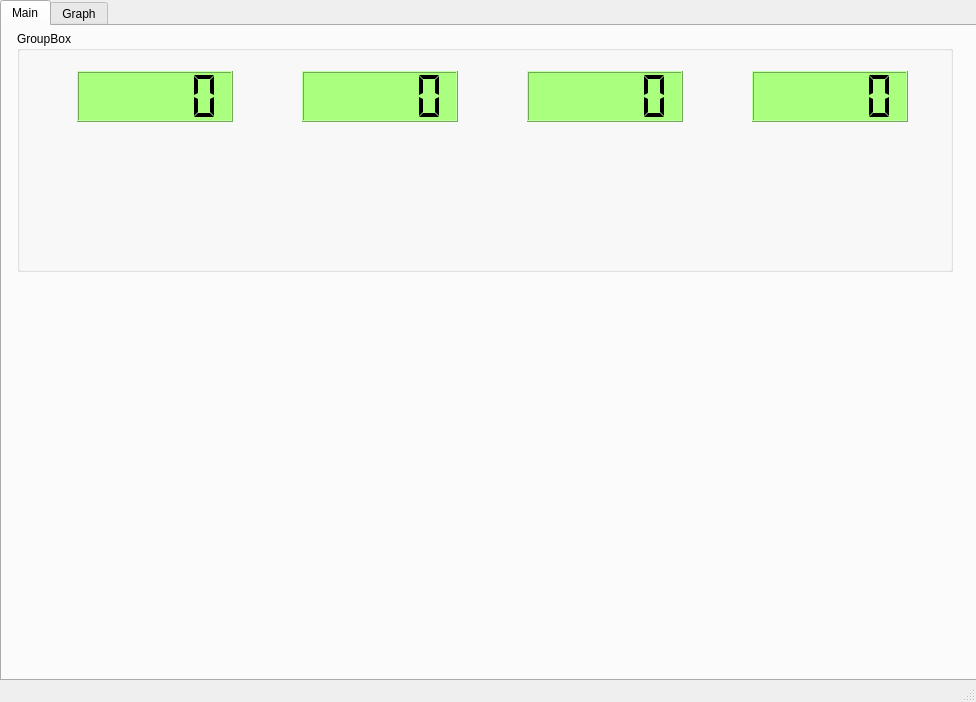
The window that window_view.ui (11110110011/QuadPoleUI) describes before a commit, drawn with Qt 5.
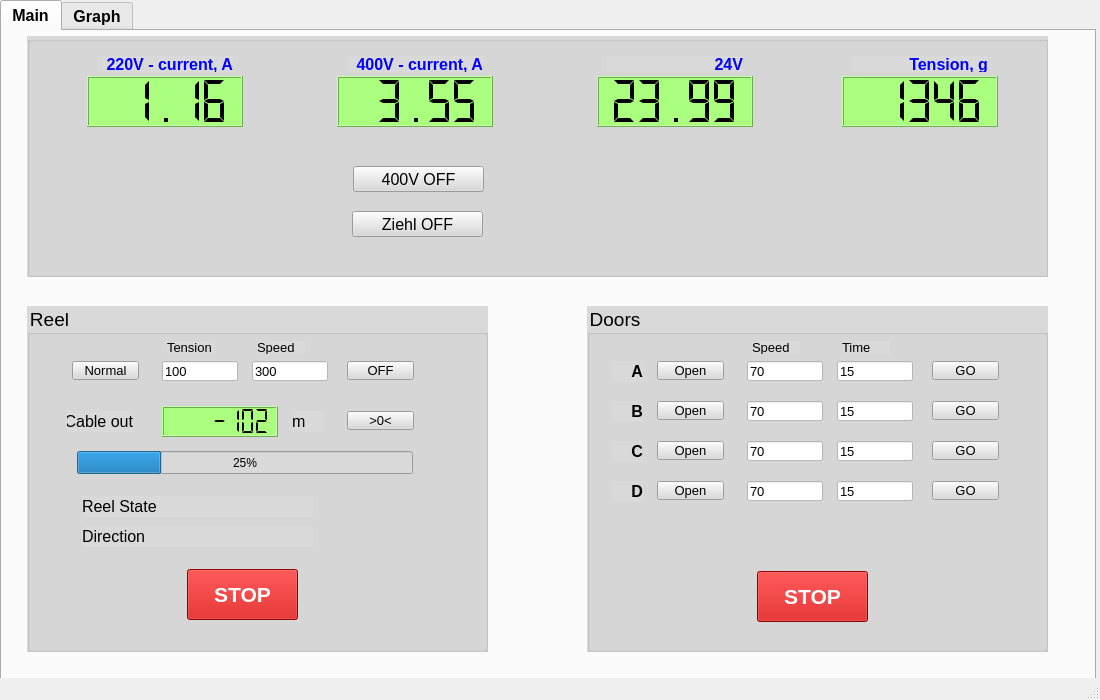
The same window after the commit. The open tabs and pages were chosen to show the change. Custom widgets are drawn as their Qt base class.

What changed in the file:
```diff
--- a/window_view.ui
+++ b/window_view.ui
@@ -6,10 +6,15 @@
    <rect>
     <x>0</x>
     <y>0</y>
-    <width>976</width>
-    <height>702</height>
+    <width>1100</width>
+    <height>700</height>
    </rect>
   </property>
+  <property name="font">
+   <font>
+    <family>MS Shell Dlg 2</family>
+   </font>
+  </property>
   <property name="windowTitle">
    <string>MainWindow</string>
   </property>
@@ -19,13 +24,16 @@
      <rect>
       <x>0</x>
       <y>0</y>
-      <width>986</width>
+      <width>1096</width>
       <height>681</height>
      </rect>
     </property>
     <property name="font">
      <font>
       <family>MS Shell Dlg 2</family>
+      <pointsize>12</pointsize>
+      <weight>75</weight>
+      <bold>true</bold>
      </font>
     </property>
     <property name="locale">
@@ -41,14 +49,17 @@
      <widget class="QGroupBox" name="groupBox">
       <property name="geometry">
        <rect>
-        <x>15</x>
+        <x>25</x>
         <y>5</y>
-        <width>936</width>
+        <width>1021</width>
         <height>241</height>
        </rect>
       </property>
+      <property name="styleSheet">
+       <string notr="true">background-color: rgb(217, 217, 217);</string>
+      </property>
       <property name="title">
-       <string>GroupBox</string>
+       <string/>
       </property>
       <widget class="QLCDNumber" name="lcdNumber">
        <property name="geometry">
@@ -66,13 +77,13 @@
         <enum>QLCDNumber::Flat</enum>
        </property>
        <property name="value" stdset="0">
-        <double>0.000000000000000</double>
+        <double>1.160000000000000</double>
        </property>
       </widget>
       <widget class="QLCDNumber" name="lcdNumber_2">
        <property name="geometry">
         <rect>
-         <x>285</x>
+         <x>310</x>
          <y>40</y>
          <width>156</width>
          <height>51</height>
@@ -85,13 +96,13 @@
         <enum>QLCDNumber::Flat</enum>
        </property>
        <property name="value" stdset="0">
-        <double>0.000000000000000</double>
+        <double>3.550000000000000</double>
        </property>
       </widget>
       <widget class="QLCDNumber" name="lcdNumber_3">
        <property name="geometry">
         <rect>
-         <x>510</x>
+         <x>570</x>
          <y>40</y>
          <width>156</width>
          <height>51</height>
@@ -104,13 +115,13 @@
         <enum>QLCDNumber::Flat</enum>
        </property>
        <property name="value" stdset="0">
-        <double>0.000000000000000</double>
+        <double>23.989999999999998</double>
        </property>
       </widget>
       <widget class="QLCDNumber" name="lcdNumber_4">
        <property name="geometry">
         <rect>
-         <x>735</x>
+         <x>815</x>
          <y>40</y>
          <width>156</width>
          <height>51</height>
@@ -123,7 +134,940 @@
         <enum>QLCDNumber::Flat</enum>
        </property>
        <property name="value" stdset="0">
-        <double>0.000000000000000</double>
+        <double>1346.000000000000000</double>
+       </property>
+       <property name="intValue" stdset="0">
+        <number>1346</number>
+       </property>
+      </widget>
+      <widget class="QPushButton" name="button_400V_onoff">
+       <property name="geometry">
+        <rect>
+         <x>326</x>
+         <y>130</y>
+         <width>131</width>
+         <height>26</height>
+        </rect>
+       </property>
+       <property name="font">
+        <font>
+         <pointsize>12</pointsize>
+        </font>
+       </property>
+       <property name="text">
+        <string>400V OFF</string>
+       </property>
+      </widget>
+      <widget class="QPushButton" name="button_Ziehl_onoff">
+       <property name="geometry">
+        <rect>
+         <x>325</x>
+         <y>175</y>
+         <width>131</width>
+         <height>26</height>
+        </rect>
+       </property>
+       <property name="font">
+        <font>
+         <pointsize>12</pointsize>
+        </font>
+       </property>
+       <property name="text">
+        <string>Ziehl OFF</string>
+       </property>
+      </widget>
+      <widget class="QLabel" name="label">
+       <property name="geometry">
+        <rect>
+         <x>70</x>
+         <y>20</y>
+         <width>136</width>
+         <height>16</height>
+        </rect>
+       </property>
+       <property name="font">
+        <font>
+         <pointsize>12</pointsize>
+         <weight>75</weight>
+         <bold>true</bold>
+        </font>
+       </property>
+       <property name="styleSheet">
+        <string notr="true">color: rgb(0, 0, 255);</string>
+       </property>
+       <property name="text">
+        <string>220V - current, A</string>
+       </property>
+       <property name="alignment">
+        <set>Qt::AlignRight|Qt::AlignTrailing|Qt::AlignVCenter</set>
+       </property>
+      </widget>
+      <widget class="QLabel" name="label_2">
+       <property name="geometry">
+        <rect>
+         <x>320</x>
+         <y>20</y>
+         <width>136</width>
+         <height>16</height>
+        </rect>
+       </property>
+       <property name="font">
+        <font>
+         <pointsize>12</pointsize>
+         <weight>75</weight>
+         <bold>true</bold>
+        </font>
+       </property>
+       <property name="styleSheet">
+        <string notr="true">color: rgb(0, 0, 255);</string>
+       </property>
+       <property name="text">
+        <string>400V - current, A</string>
+       </property>
+       <property name="alignment">
+        <set>Qt::AlignRight|Qt::AlignTrailing|Qt::AlignVCenter</set>
+       </property>
+      </widget>
+      <widget class="QLabel" name="label_3">
+       <property name="geometry">
+        <rect>
+         <x>580</x>
+         <y>20</y>
+         <width>136</width>
+         <height>16</height>
+        </rect>
+       </property>
+       <property name="font">
+        <font>
+         <pointsize>12</pointsize>
+         <weight>75</weight>
+         <bold>true</bold>
+        </font>
+       </property>
+       <property name="styleSheet">
+        <string notr="true">color: rgb(0, 0, 255);</string>
+       </property>
+       <property name="text">
+        <string>24V</string>
+       </property>
+       <property name="alignment">
+        <set>Qt::AlignRight|Qt::AlignTrailing|Qt::AlignVCenter</set>
+       </property>
+      </widget>
+      <widget class="QLabel" name="label_4">
+       <property name="geometry">
+        <rect>
+         <x>825</x>
+         <y>20</y>
+         <width>136</width>
+         <height>16</height>
+        </rect>
+       </property>
+       <property name="font">
+        <font>
+         <pointsize>12</pointsize>
+         <weight>75</weight>
+         <bold>true</bold>
+        </font>
+       </property>
+       <property name="styleSheet">
+        <string notr="true">color: rgb(0, 0, 255);</string>
+       </property>
+       <property name="text">
+        <string>Tension, g</string>
+       </property>
+       <property name="alignment">
+        <set>Qt::AlignRight|Qt::AlignTrailing|Qt::AlignVCenter</set>
+       </property>
+      </widget>
+     </widget>
+     <widget class="QGroupBox" name="groupBox_2">
+      <property name="geometry">
+       <rect>
+        <x>25</x>
+        <y>275</y>
+        <width>461</width>
+        <height>346</height>
+       </rect>
+      </property>
+      <property name="font">
+       <font>
+        <pointsize>14</pointsize>
+       </font>
+      </property>
+      <property name="styleSheet">
+       <string notr="true">background-color: rgb(217, 217, 217);</string>
+      </property>
+      <property name="title">
+       <string>Reel</string>
+      </property>
+      <widget class="QPushButton" name="button_reel_en">
+       <property name="geometry">
+        <rect>
+         <x>45</x>
+         <y>55</y>
+         <width>67</width>
+         <height>19</height>
+        </rect>
+       </property>
+       <property name="font">
+        <font>
+         <pointsize>10</pointsize>
+        </font>
+       </property>
+       <property name="text">
+        <string>Normal</string>
+       </property>
+      </widget>
+      <widget class="QLineEdit" name="line_tension">
+       <property name="geometry">
+        <rect>
+         <x>135</x>
+         <y>55</y>
+         <width>76</width>
+         <height>20</height>
+        </rect>
+       </property>
+       <property name="font">
+        <font>
+         <pointsize>10</pointsize>
+        </font>
+       </property>
+       <property name="styleSheet">
+        <string notr="true">background-color: rgb(255, 255, 255);</string>
+       </property>
+       <property name="text">
+        <string>100</string>
+       </property>
+      </widget>
+      <widget class="QLineEdit" name="line_speed_reel">
+       <property name="geometry">
+        <rect>
+         <x>225</x>
+         <y>55</y>
+         <width>76</width>
+         <height>20</height>
+        </rect>
+       </property>
+       <property name="font">
+        <font>
+         <pointsize>10</pointsize>
+        </font>
+       </property>
+       <property name="styleSheet">
+        <string notr="true">background-color: rgb(255, 255, 255);</string>
+       </property>
+       <property name="text">
+        <string>300</string>
+       </property>
+      </widget>
+      <widget class="QPushButton" name="button_reelOff">
+       <property name="geometry">
+        <rect>
+         <x>320</x>
+         <y>55</y>
+         <width>67</width>
+         <height>19</height>
+        </rect>
+       </property>
+       <property name="font">
+        <font>
+         <pointsize>10</pointsize>
+        </font>
+       </property>
+       <property name="text">
+        <string>OFF</string>
+       </property>
+      </widget>
+      <widget class="QLCDNumber" name="lcd_cableOut">
+       <property name="geometry">
+        <rect>
+         <x>135</x>
+         <y>100</y>
+         <width>116</width>
+         <height>31</height>
+        </rect>
+       </property>
+       <property name="styleSheet">
+        <string notr="true">background-color: rgb(170, 255, 127);</string>
+       </property>
+       <property name="digitCount">
+        <number>7</number>
+       </property>
+       <property name="segmentStyle">
+        <enum>QLCDNumber::Flat</enum>
+       </property>
+       <property name="value" stdset="0">
+        <double>-102.349999999999994</double>
+       </property>
+       <property name="intValue" stdset="0">
+        <number>-102</number>
+       </property>
+      </widget>
+      <widget class="QLabel" name="label_5">
+       <property name="geometry">
+        <rect>
+         <x>40</x>
+         <y>105</y>
+         <width>66</width>
+         <height>21</height>
+        </rect>
+       </property>
+       <property name="font">
+        <font>
+         <pointsize>12</pointsize>
+        </font>
+       </property>
+       <property name="text">
+        <string>Cable out</string>
+       </property>
+       <property name="alignment">
+        <set>Qt::AlignRight|Qt::AlignTrailing|Qt::AlignVCenter</set>
+       </property>
+      </widget>
+      <widget class="QLabel" name="label_6">
+       <property name="geometry">
+        <rect>
+         <x>265</x>
+         <y>105</y>
+         <width>31</width>
+         <height>21</height>
+        </rect>
+       </property>
+       <property name="font">
+        <font>
+         <pointsize>12</pointsize>
+        </font>
+       </property>
+       <property name="text">
+        <string>m</string>
+       </property>
+       <property name="alignment">
+        <set>Qt::AlignLeading|Qt::AlignLeft|Qt::AlignVCenter</set>
+       </property>
+      </widget>
+      <widget class="QPushButton" name="button_reel_calib">
+       <property name="geometry">
+        <rect>
+         <x>320</x>
+         <y>105</y>
+         <width>67</width>
+         <height>19</height>
+        </rect>
+       </property>
+       <property name="font">
+        <font>
+         <pointsize>10</pointsize>
+        </font>
+       </property>
+       <property name="text">
+        <string>&gt;0&lt;</string>
+       </property>
+      </widget>
+      <widget class="QProgressBar" name="progressBar">
+       <property name="geometry">
+        <rect>
+         <x>50</x>
+         <y>145</y>
+         <width>336</width>
+         <height>23</height>
+        </rect>
+       </property>
+       <property name="value">
+        <number>25</number>
+       </property>
+       <property name="alignment">
+        <set>Qt::AlignCenter</set>
+       </property>
+       <property name="textVisible">
+        <bool>true</bool>
+       </property>
+      </widget>
+      <widget class="QLabel" name="label_reelState">
+       <property name="geometry">
+        <rect>
+         <x>55</x>
+         <y>190</y>
+         <width>231</width>
+         <height>21</height>
+        </rect>
+       </property>
+       <property name="font">
+        <font>
+         <pointsize>12</pointsize>
+        </font>
+       </property>
+       <property name="text">
+        <string>Reel State</string>
+       </property>
+       <property name="alignment">
+        <set>Qt::AlignLeading|Qt::AlignLeft|Qt::AlignVCenter</set>
+       </property>
+      </widget>
+      <widget class="QLabel" name="label_cableDir">
+       <property name="geometry">
+        <rect>
+         <x>55</x>
+         <y>220</y>
+         <width>231</width>
+         <height>21</height>
+        </rect>
+       </property>
+       <property name="font">
+        <font>
+         <pointsize>12</pointsize>
+        </font>
+       </property>
+       <property name="text">
+        <string>Direction</string>
+       </property>
+       <property name="alignment">
+        <set>Qt::AlignLeading|Qt::AlignLeft|Qt::AlignVCenter</set>
+       </property>
+      </widget>
+      <widget class="QPushButton" name="button_reelPanic">
+       <property name="geometry">
+        <rect>
+         <x>160</x>
+         <y>263</y>
+         <width>111</width>
+         <height>51</height>
+        </rect>
+       </property>
+       <property name="font">
+        <font>
+         <pointsize>16</pointsize>
+         <weight>75</weight>
+         <bold>true</bold>
+        </font>
+       </property>
+       <property name="styleSheet">
+        <string notr="true">color: rgb(255, 255, 255);
+background-color: rgb(200, 0, 0);</string>
+       </property>
+       <property name="text">
+        <string>STOP</string>
+       </property>
+      </widget>
+      <widget class="QLabel" name="label_7">
+       <property name="geometry">
+        <rect>
+         <x>140</x>
+         <y>35</y>
+         <width>48</width>
+         <height>13</height>
+        </rect>
+       </property>
+       <property name="font">
+        <font>
+         <pointsize>10</pointsize>
+        </font>
+       </property>
+       <property name="text">
+        <string>Tension</string>
+       </property>
+      </widget>
+      <widget class="QLabel" name="label_8">
+       <property name="geometry">
+        <rect>
+         <x>230</x>
+         <y>35</y>
+         <width>48</width>
+         <height>13</height>
+        </rect>
+       </property>
+       <property name="font">
+        <font>
+         <pointsize>10</pointsize>
+        </font>
+       </property>
+       <property name="text">
+        <string>Speed</string>
+       </property>
+      </widget>
+     </widget>
+     <widget class="QGroupBox" name="groupBox_3">
+      <property name="geometry">
+       <rect>
+        <x>585</x>
+        <y>275</y>
+        <width>461</width>
+        <height>346</height>
+       </rect>
+      </property>
+      <property name="font">
+       <font>
+        <pointsize>14</pointsize>
+       </font>
+      </property>
+      <property name="styleSheet">
+       <string notr="true">background-color: rgb(217, 217, 217);</string>
+      </property>
+      <property name="title">
+       <string>Doors</string>
+      </property>
+      <widget class="QPushButton" name="button_a">
+       <property name="geometry">
+        <rect>
+         <x>70</x>
+         <y>55</y>
+         <width>67</width>
+         <height>19</height>
+        </rect>
+       </property>
+       <property name="font">
+        <font>
+         <pointsize>10</pointsize>
+        </font>
+       </property>
+       <property name="text">
+        <string>Open</string>
+       </property>
+      </widget>
+      <widget class="QLineEdit" name="line_speed_reel_2">
+       <property name="geometry">
+        <rect>
+         <x>250</x>
+         <y>55</y>
+         <width>76</width>
+         <height>20</height>
+        </rect>
+       </property>
+       <property name="font">
+        <font>
+         <pointsize>10</pointsize>
+        </font>
+       </property>
+       <property name="styleSheet">
+        <string notr="true">background-color: rgb(255, 255, 255);</string>
+       </property>
+       <property name="text">
+        <string>15</string>
+       </property>
+      </widget>
+      <widget class="QPushButton" name="button_a_go">
+       <property name="geometry">
+        <rect>
+         <x>345</x>
+         <y>55</y>
+         <width>67</width>
+         <height>19</height>
+        </rect>
+       </property>
+       <property name="font">
+        <font>
+         <pointsize>10</pointsize>
+        </font>
+       </property>
+       <property name="text">
+        <string>GO</string>
+       </property>
+      </widget>
+      <widget class="QLabel" name="label_9">
+       <property name="geometry">
+        <rect>
+         <x>165</x>
+         <y>35</y>
+         <width>48</width>
+         <height>13</height>
+        </rect>
+       </property>
+       <property name="font">
+        <font>
+         <pointsize>10</pointsize>
+        </font>
+       </property>
+       <property name="text">
+        <string>Speed</string>
+       </property>
+      </widget>
+      <widget class="QLineEdit" name="line_tension_2">
+       <property name="geometry">
+        <rect>
+         <x>160</x>
+         <y>55</y>
+         <width>76</width>
+         <height>20</height>
+        </rect>
+       </property>
+       <property name="font">
+        <font>
+         <pointsize>10</pointsize>
+        </font>
+       </property>
+       <property name="styleSheet">
+        <string notr="true">background-color: rgb(255, 255, 255);</string>
+       </property>
+       <property name="text">
+        <string>70</string>
+       </property>
+      </widget>
+      <widget class="QLabel" name="label_10">
+       <property name="geometry">
+        <rect>
+         <x>255</x>
+         <y>35</y>
+         <width>48</width>
+         <height>13</height>
+        </rect>
+       </property>
+       <property name="font">
+        <font>
+         <pointsize>10</pointsize>
+        </font>
+       </property>
+       <property name="text">
+        <string>Time</string>
+       </property>
+      </widget>
+      <widget class="QLineEdit" name="line_speed_reel_3">
+       <property name="geometry">
+        <rect>
+         <x>250</x>
+         <y>95</y>
+         <width>76</width>
+         <height>20</height>
+        </rect>
+       </property>
+       <property name="font">
+        <font>
+         <pointsize>10</pointsize>
+        </font>
+       </property>
+       <property name="styleSheet">
+        <string notr="true">background-color: rgb(255, 255, 255);</string>
+       </property>
+       <property name="text">
+        <string>15</string>
+       </property>
+      </widget>
+      <widget class="QPushButton" name="button_b">
+       <property name="geometry">
+        <rect>
+         <x>70</x>
+         <y>95</y>
+         <width>67</width>
+         <height>19</height>
+        </rect>
+       </property>
+       <property name="font">
+        <font>
+         <pointsize>10</pointsize>
+        </font>
+       </property>
+       <property name="text">
+        <string>Open</string>
+       </property>
+      </widget>
+      <widget class="QPushButton" name="button_b_go">
+       <property name="geometry">
+        <rect>
+         <x>345</x>
+         <y>95</y>
+         <width>67</width>
+         <height>19</height>
+        </rect>
+       </property>
+       <property name="font">
+        <font>
+         <pointsize>10</pointsize>
+        </font>
+       </property>
+       <property name="text">
+        <string>GO</string>
+       </property>
+      </widget>
+      <widget class="QLineEdit" name="line_tension_3">
+       <property name="geometry">
+        <rect>
+         <x>160</x>
+         <y>95</y>
+         <width>76</width>
+         <height>20</height>
+        </rect>
+       </property>
+       <property name="font">
+        <font>
+         <pointsize>10</pointsize>
+        </font>
+       </property>
+       <property name="styleSheet">
+        <string notr="true">background-color: rgb(255, 255, 255);</string>
+       </property>
+       <property name="text">
+        <string>70</string>
+       </property>
+      </widget>
+      <widget class="QLineEdit" name="line_speed_reel_4">
+       <property name="geometry">
+        <rect>
+         <x>250</x>
+         <y>135</y>
+         <width>76</width>
+         <height>20</height>
+        </rect>
+       </property>
+       <property name="font">
+        <font>
+         <pointsize>10</pointsize>
+        </font>
+       </property>
+       <property name="styleSheet">
+        <string notr="true">background-color: rgb(255, 255, 255);</string>
+       </property>
+       <property name="text">
+        <string>15</string>
+       </property>
+      </widget>
+      <widget class="QPushButton" name="button_c">
+       <property name="geometry">
+        <rect>
+         <x>70</x>
+         <y>135</y>
+         <width>67</width>
+         <height>19</height>
+        </rect>
+       </property>
+       <property name="font">
+        <font>
+         <pointsize>10</pointsize>
+        </font>
+       </property>
+       <property name="text">
+        <string>Open</string>
+       </property>
+      </widget>
+      <widget class="QPushButton" name="button_c_go">
+       <property name="geometry">
+        <rect>
+         <x>345</x>
+         <y>135</y>
+         <width>67</width>
+         <height>19</height>
+        </rect>
+       </property>
+       <property name="font">
+        <font>
+         <pointsize>10</pointsize>
+        </font>
+       </property>
+       <property name="text">
+        <string>GO</string>
+       </property>
+      </widget>
+      <widget class="QLineEdit" name="line_tension_4">
+       <property name="geometry">
+        <rect>
+         <x>160</x>
+         <y>135</y>
+         <width>76</width>
+         <height>20</height>
+        </rect>
+       </property>
+       <property name="font">
+        <font>
+         <pointsize>10</pointsize>
+        </font>
+       </property>
+       <property name="styleSheet">
+        <string notr="true">background-color: rgb(255, 255, 255);</string>
+       </property>
+       <property name="text">
+        <string>70</string>
+       </property>
+      </widget>
+      <widget class="QLineEdit" name="line_speed_reel_5">
+       <property name="geometry">
+        <rect>
+         <x>250</x>
+         <y>175</y>
+         <width>76</width>
+         <height>20</height>
+        </rect>
+       </property>
+       <property name="font">
+        <font>
+         <pointsize>10</pointsize>
+        </font>
+       </property>
+       <property name="styleSheet">
+        <string notr="true">background-color: rgb(255, 255, 255);</string>
+       </property>
+       <property name="text">
+        <string>15</string>
+       </property>
+      </widget>
+      <widget class="QPushButton" name="button_d">
+       <property name="geometry">
+        <rect>
+         <x>70</x>
+         <y>175</y>
+         <width>67</width>
+         <height>19</height>
+        </rect>
+       </property>
+       <property name="font">
+        <font>
+         <pointsize>10</pointsize>
+        </font>
+       </property>
+       <property name="text">
+        <string>Open</string>
+       </property>
+      </widget>
+      <widget class="QPushButton" name="button_d_go">
+       <property name="geometry">
+        <rect>
+         <x>345</x>
+         <y>175</y>
+         <width>67</width>
+         <height>19</height>
+        </rect>
+       </property>
+       <property name="font">
+        <font>
+         <pointsize>10</pointsize>
+        </font>
+       </property>
+       <property name="text">
+        <string>GO</string>
+       </property>
+      </widget>
+      <widget class="QLineEdit" name="line_tension_5">
+       <property name="geometry">
+        <rect>
+         <x>160</x>
+         <y>175</y>
+         <width>76</width>
+         <height>20</height>
+        </rect>
+       </property>
+       <property name="font">
+        <font>
+         <pointsize>10</pointsize>
+        </font>
+       </property>
+       <property name="styleSheet">
+        <string notr="true">background-color: rgb(255, 255, 255);</string>
+       </property>
+       <property name="text">
+        <string>70</string>
+       </property>
+      </widget>
+      <widget class="QPushButton" name="button_reelPanic_2">
+       <property name="geometry">
+        <rect>
+         <x>170</x>
+         <y>265</y>
+         <width>111</width>
+         <height>51</height>
+        </rect>
+       </property>
+       <property name="font">
+        <font>
+         <pointsize>16</pointsize>
+         <weight>75</weight>
+         <bold>true</bold>
+        </font>
+       </property>
+       <property name="styleSheet">
+        <string notr="true">color: rgb(255, 255, 255);
+background-color: rgb(200, 0, 0);</string>
+       </property>
+       <property name="text">
+        <string>STOP</string>
+       </property>
+      </widget>
+      <widget class="QLabel" name="label_11">
+       <property name="geometry">
+        <rect>
+         <x>25</x>
+         <y>55</y>
+         <width>31</width>
+         <height>21</height>
+        </rect>
+       </property>
+       <property name="font">
+        <font>
+         <pointsize>12</pointsize>
+         <weight>75</weight>
+         <bold>true</bold>
+        </font>
+       </property>
+       <property name="text">
+        <string>A</string>
+       </property>
+       <property name="alignment">
+        <set>Qt::AlignRight|Qt::AlignTrailing|Qt::AlignVCenter</set>
+       </property>
+      </widget>
+      <widget class="QLabel" name="label_12">
+       <property name="geometry">
+        <rect>
+         <x>25</x>
+         <y>95</y>
+         <width>31</width>
+         <height>21</height>
+        </rect>
+       </property>
+       <property name="font">
+        <font>
+         <pointsize>12</pointsize>
+         <weight>75</weight>
+         <bold>true</bold>
+        </font>
+       </property>
+       <property name="text">
+        <string>B</string>
+       </property>
+       <property name="alignment">
+        <set>Qt::AlignRight|Qt::AlignTrailing|Qt::AlignVCenter</set>
+       </property>
+      </widget>
+      <widget class="QLabel" name="label_13">
+       <property name="geometry">
+        <rect>
+         <x>25</x>
+         <y>135</y>
+         <width>31</width>
+         <height>21</height>
+        </rect>
+       </property>
+       <property name="font">
+        <font>
+         <pointsize>12</pointsize>
+         <weight>75</weight>
+         <bold>true</bold>
+        </font>
+       </property>
+       <property name="text">
+        <string>C</string>
+       </property>
+       <property name="alignment">
+        <set>Qt::AlignRight|Qt::AlignTrailing|Qt::AlignVCenter</set>
+       </property>
+      </widget>
+      <widget class="QLabel" name="label_14">
+       <property name="geometry">
+        <rect>
+         <x>25</x>
+         <y>175</y>
+         <width>31</width>
+         <height>21</height>
+        </rect>
+       </property>
+       <property name="font">
+        <font>
+         <pointsize>12</pointsize>
+         <weight>75</weight>
+         <bold>true</bold>
+        </font>
+       </property>
+       <property name="text">
+        <string>D</string>
+       </property>
+       <property name="alignment">
+        <set>Qt::AlignRight|Qt::AlignTrailing|Qt::AlignVCenter</set>
        </property>
       </widget>
      </widget>
@@ -150,6 +1094,13 @@
   </widget>
   <widget class="QStatusBar" name="statusbar"/>
  </widget>
+ <customwidgets>
+  <customwidget>
+   <class>PlotWidget</class>
+   <extends>QGraphicsView</extends>
+   <header location="global">pyqtgraph</header>
+  </customwidget>
+ </customwidgets>
  <resources/>
  <connections/>
 </ui>
```
Left out of the diff: 55 changed lines with no effect on the pictures.
